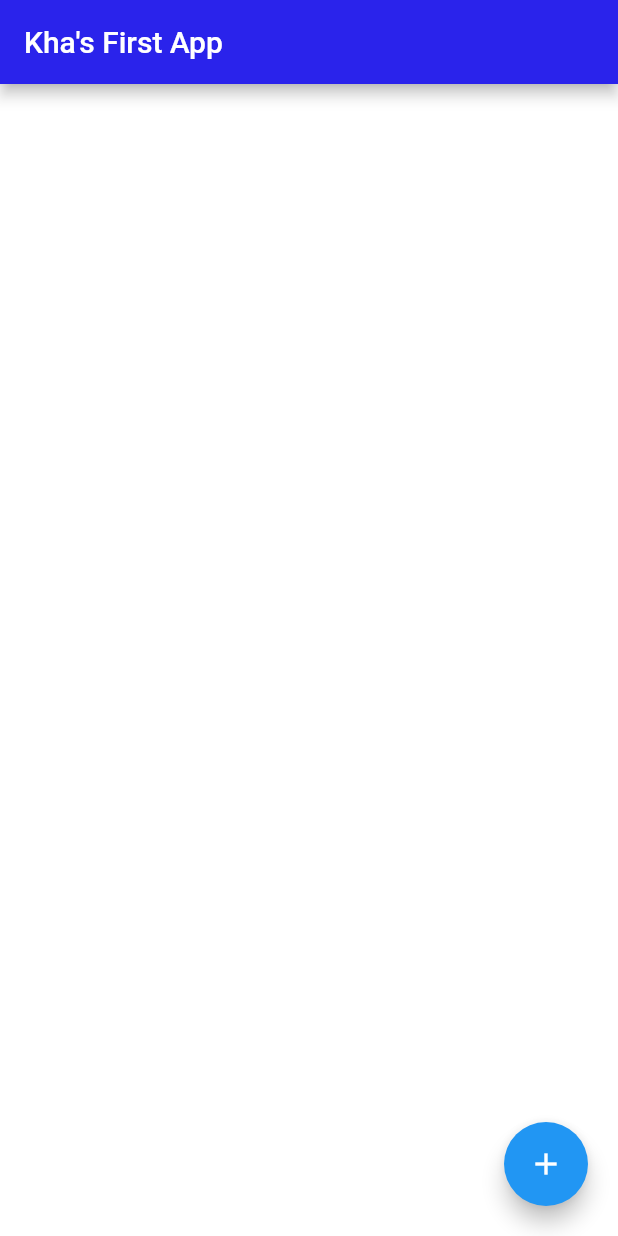
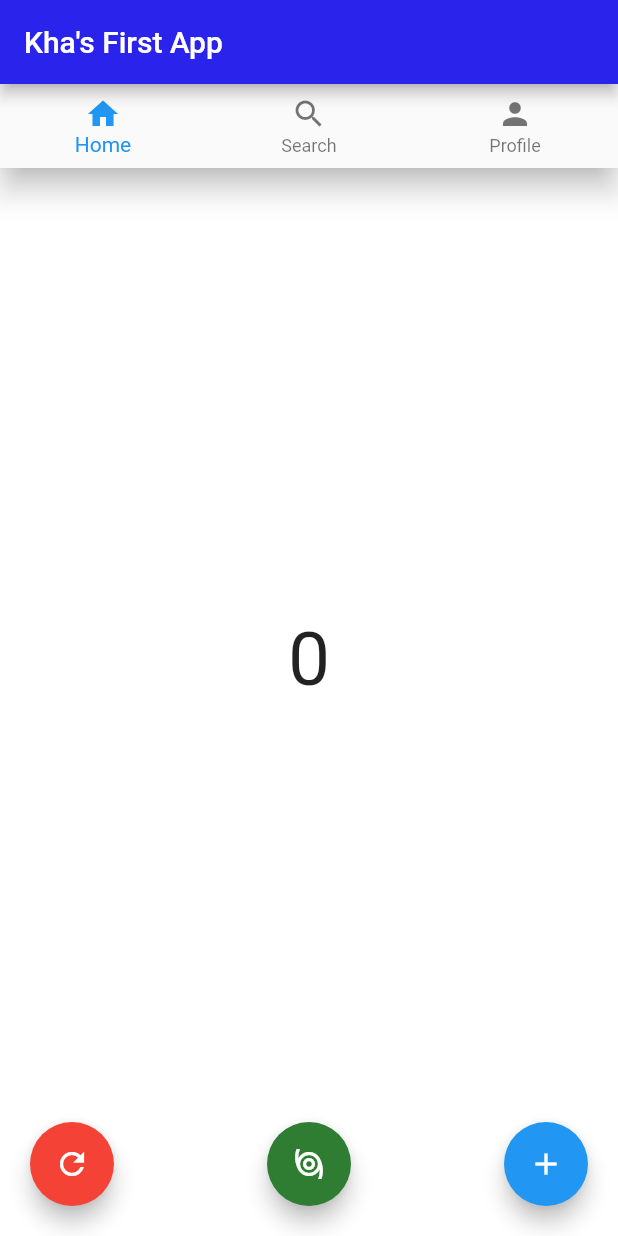
Before and after one commit to khatruong2009/my-flutter-app, a Flutter app: the screen it shows after launch, on a phone screen of 412 x 824 dp. Run offline on Flutter 3.47's test engine with Material 2 defaults, Android fonts, the phone set to English and light mode, and no system bars.

Commit message:
added reset button and square button

```diff
--- a/myapp/lib/main.dart
+++ b/myapp/lib/main.dart
@@ -4,8 +4,15 @@ void main() {
   runApp(MyApp());
 }
 
-class MyApp extends StatelessWidget {
+class MyApp extends StatefulWidget {
   const MyApp({super.key});
+
+  @override
+  State<MyApp> createState() => _MyAppState();
+}
+
+class _MyAppState extends State<MyApp> {
+  int count = 0;
 
   @override
   Widget build(BuildContext context) {
@@ -19,18 +26,59 @@ class MyApp extends StatelessWidget {
             Container(
               color: Colors.white,
             ),
+            Center(child: Text('$count', style: const TextStyle(fontSize: 50))),
             Align(
               alignment: Alignment.bottomRight,
               child: Padding(
                 padding: const EdgeInsets.all(20.0),
                 child: (FloatingActionButton(
                   onPressed: () {
-                    print('You clicked me!');
+                    setState(() {
+                      count++;
+                    });
+                    print('Count going up');
                   },
                   child: const Icon(Icons.add),
                 )),
               ),
-            )
+            ),
+            Align(
+                alignment: Alignment.bottomLeft,
+                child: Padding(
+                  padding: const EdgeInsets.all(20),
+                  child: (FloatingActionButton(
+                    onPressed: () {
+                      setState(() {
+                        count = 0;
+                        print('Count reset');
+                      });
+                    },
+                    backgroundColor: Colors.red,
+                    child: const Icon(Icons.refresh),
+                  )),
+                )),
+            Align(
+                alignment: Alignment.bottomCenter,
+                child: Padding(
+                  padding: const EdgeInsets.all(20),
+                  child: (FloatingActionButton(
+                    onPressed: () {
+                      setState(() {
+                        count = count * count;
+                      });
+                      print('Count squared');
+                    },
+                    backgroundColor: Colors.green[800],
+                    child: const Icon(Icons.storm_outlined),
+                  )),
+                )),
+            BottomNavigationBar(items: const [
+              BottomNavigationBarItem(icon: Icon(Icons.home), label: 'Home'),
+              BottomNavigationBarItem(
+                  icon: Icon(Icons.search), label: 'Search'),
+              BottomNavigationBarItem(
+                  icon: Icon(Icons.person), label: 'Profile')
+            ])
           ])),
     );
   }
```
